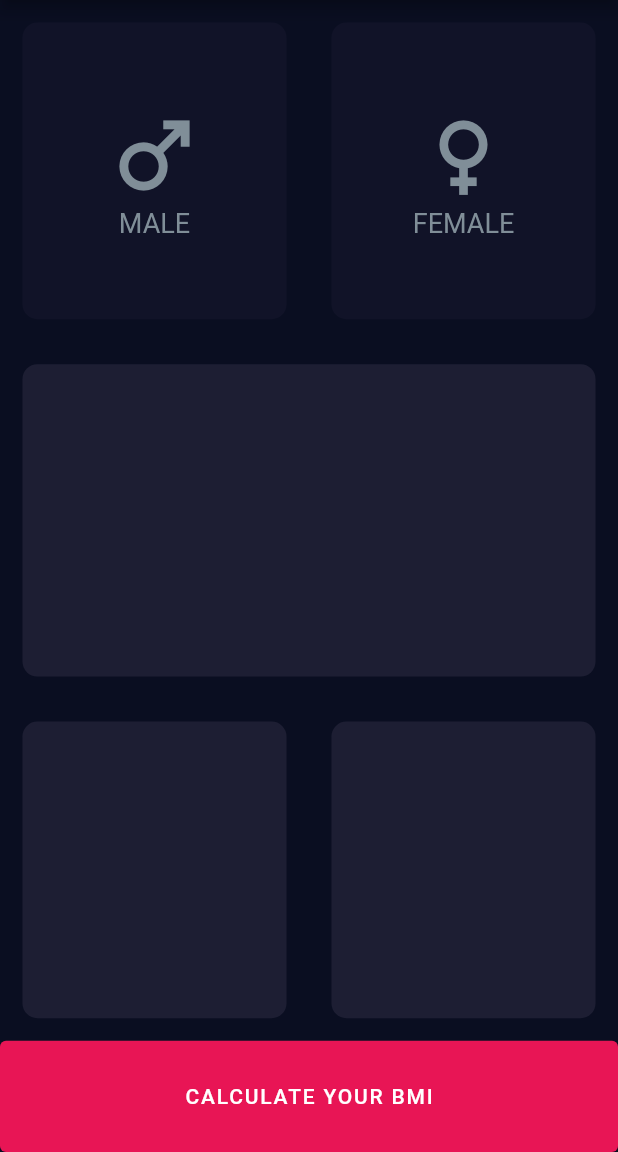
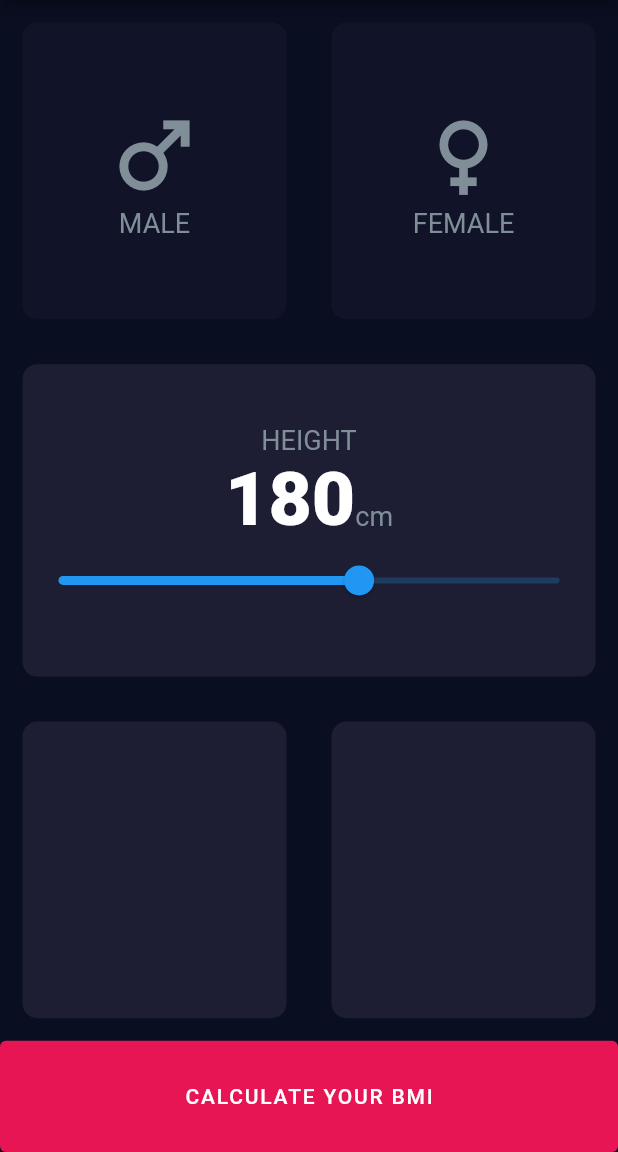
Before and after one commit to mdrabbihossen/BMI-calculator, a Flutter app: the screen it shows after launch, on a phone screen of 412 x 824 dp, the part 84-1236 px from its top. Run offline on Flutter 3.47's test engine with Material 2 defaults, Android fonts, the phone set to English and light mode, and no system bars.

Commit message:
code refactor

```diff
--- a/lib/constants/colors.dart
+++ /dev/null
@@ -1,6 +0,0 @@
-import 'package:flutter/material.dart';
-
-Color kBackgroundColor = Color(0xff0a0e21);
-Color activeCardColor=Color(0xff1d1e33);
-Color inactiveCardColor=Color(0xff111328);
-Color customButtonColor=Color(0xffe81555);
--- /dev/null
+++ b/lib/constants/constants.dart
@@ -0,0 +1,15 @@
+import 'package:flutter/material.dart';
+
+class Constants {
+  // colors
+  Color kBackgroundColor = Color(0xff0a0e21);
+  Color activeCardColor = Color(0xff1d1e33);
+  Color inactiveCardColor = Color(0xff111328);
+  Color customButtonColor = Color(0xffe81555);
+
+  // textStyle
+  TextStyle labelTextStyle = TextStyle(
+    fontSize: 18,
+    color: Color(0xff808e98),
+  );
+}
--- a/lib/constants/widgets/custom_button.dart
+++ b/lib/constants/widgets/custom_button.dart
@@ -1,4 +1,4 @@
-import 'package:bmi_calculator/constants/colors.dart';
+import 'package:bmi_calculator/constants/constants.dart';
 import 'package:flutter/material.dart';
 
 Widget customButton(
@@ -7,7 +7,7 @@ Widget customButton(
         required BuildContext context}) =>
     ElevatedButton(
       style: ElevatedButton.styleFrom(
-        primary: customButtonColor,
+        primary: Constants().customButtonColor,
         elevation: 0,
         minimumSize: Size(
           double.infinity,
--- a/lib/main.dart
+++ b/lib/main.dart
@@ -1,4 +1,4 @@
-import 'package:bmi_calculator/constants/colors.dart';
+import 'package:bmi_calculator/constants/constants.dart';
 import 'package:bmi_calculator/views/home/screens/home_screen.dart';
 import 'package:flutter/material.dart';
 
@@ -15,8 +15,8 @@ class MyApp extends StatelessWidget {
     return MaterialApp(
       debugShowCheckedModeBanner: false,
       theme: ThemeData.dark().copyWith(
-        primaryColor: kBackgroundColor,
-        scaffoldBackgroundColor: kBackgroundColor,
+        primaryColor: Constants().kBackgroundColor,
+        scaffoldBackgroundColor: Constants().kBackgroundColor,
       ),
       home: HomeScreen(),
     );
--- a/lib/views/home/screens/home_screen.dart
+++ b/lib/views/home/screens/home_screen.dart
@@ -1,4 +1,4 @@
-import 'package:bmi_calculator/constants/colors.dart';
+import 'package:bmi_calculator/constants/constants.dart';
 import 'package:bmi_calculator/constants/widgets/custom_appBar.dart';
 import 'package:bmi_calculator/constants/widgets/custom_button.dart';
 import 'package:bmi_calculator/views/home/widgets/custom_card.dart';
@@ -25,15 +25,17 @@ class _HomeScreenState extends State<HomeScreen> {
     return Scaffold(
       appBar: appBar(),
       body: Column(
+        crossAxisAlignment: CrossAxisAlignment.start,
         children: [
+          // Gender selection starts here
           Row(
             children: [
               Expanded(
                 child: customCard(
                   onPressed: () => setState(() => selectedGender = Gender.male),
                   color: selectedGender == Gender.male
-                      ? activeCardColor
-                      : inactiveCardColor,
+                      ? Constants().activeCardColor
+                      : Constants().inactiveCardColor,
                   context: context,
                   child: iconContent(
                     icon: Icons.male,
@@ -42,7 +44,7 @@ class _HomeScreenState extends State<HomeScreen> {
                             color: Colors.white,
                             fontSize: 18,
                           )
-                        : labelTextStyle,
+                        : Constants().labelTextStyle,
                     iconText: 'MALE',
                     iconColor: selectedGender == Gender.male
                         ? Colors.white
@@ -55,8 +57,8 @@ class _HomeScreenState extends State<HomeScreen> {
                   onPressed: () =>
                       setState(() => selectedGender = Gender.female),
                   color: selectedGender == Gender.female
-                      ? activeCardColor
-                      : inactiveCardColor,
+                      ? Constants().activeCardColor
+                      : Constants().inactiveCardColor,
                   context: context,
                   child: iconContent(
                     icon: Icons.female,
@@ -69,31 +71,67 @@ class _HomeScreenState extends State<HomeScreen> {
                             color: Colors.white,
                             fontSize: 18,
                           )
-                        : labelTextStyle,
+                        : Constants().labelTextStyle,
                   ),
                 ),
               )
             ],
           ),
+          // Gender selection ends here
+
+          // height part
           Expanded(
             child: customCard(
-              color: activeCardColor,
+              color: Constants().activeCardColor,
               context: context,
-              child: Column(),
+              child: Column(
+                mainAxisAlignment: MainAxisAlignment.center,
+                children: [
+                  Text(
+                    'HEIGHT',
+                    style: Constants().labelTextStyle,
+                  ),
+                  Row(
+                    mainAxisAlignment: MainAxisAlignment.center,
+                    crossAxisAlignment: CrossAxisAlignment.baseline,
+                    textBaseline: TextBaseline.alphabetic,
+                    children: [
+                      Text(
+                        '180',
+                        style: TextStyle(
+                          fontSize: 50,
+                          fontWeight: FontWeight.w900,
+                        ),
+                      ),
+                      Text(
+                        'cm',
+                        style: Constants().labelTextStyle,
+                      ),
+                    ],
+                  ),
+                  Slider(
+                    value: 180,
+                    min: 120,
+                    max: 220,
+                    onChanged: (value) {},
+                  ),
+                ],
+              ),
             ),
           ),
+          // height part ends here
           Row(
             children: [
               Expanded(
                 child: customCard(
-                  color: activeCardColor,
+                  color: Constants().activeCardColor,
                   context: context,
                   child: Container(),
                 ),
               ),
               Expanded(
                 child: customCard(
-                  color: activeCardColor,
+                  color: Constants().activeCardColor,
                   context: context,
                   child: Container(),
                 ),
--- a/lib/views/home/widgets/icon_content.dart
+++ b/lib/views/home/widgets/icon_content.dart
@@ -1,9 +1,6 @@
 import 'package:flutter/material.dart';
 
-const labelTextStyle = TextStyle(
-  fontSize: 18,
-  color: Color(0xff808e98),
-);
+
 
 Widget iconContent({
   required IconData icon,
```
